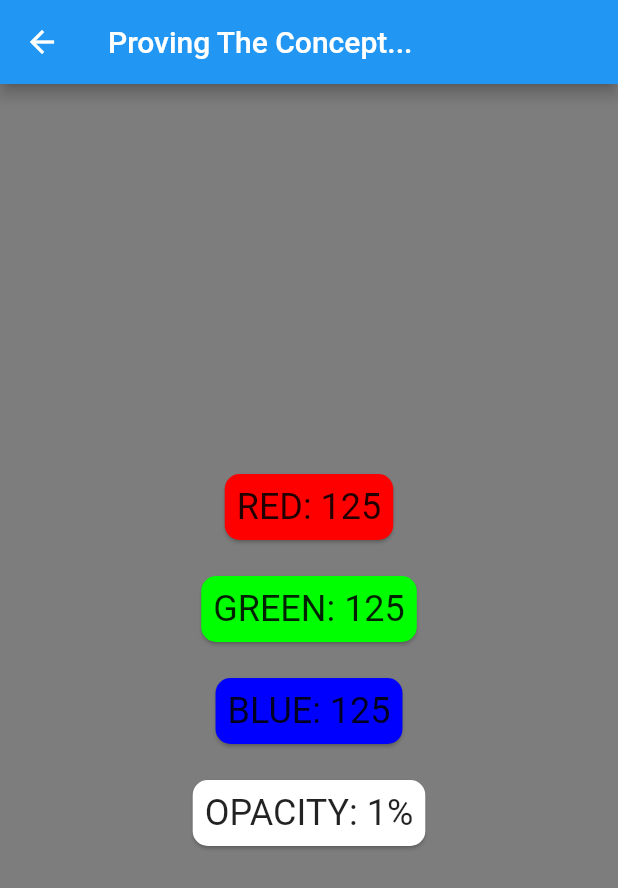
After one commit to Tezza27/colour_mixer, a Flutter app: the screen it shows after launch, after a tap on "Go To Proof", on a phone screen of 412 x 824 dp. The commit adds this screen. Shown: the top 888 px of the screen. Run offline on Flutter 3.47's test engine with Material 2 defaults, Android fonts, the phone set to English and light mode, and no system bars.

Commit message:
Added proof of concept view.

```diff
--- a/lib/main.dart
+++ b/lib/main.dart
@@ -1,4 +1,5 @@
 import 'package:colour_mixer/provider/colour.dart';
+import 'package:colour_mixer/views/proof.dart';
 import 'package:flutter/material.dart';
 import 'package:provider/provider.dart';
 
@@ -17,6 +18,9 @@ class MyApp extends StatelessWidget {
         primarySwatch: Colors.blue,
         visualDensity: VisualDensity.adaptivePlatformDensity,
       ),
+      routes: {
+        Proof.routeName: (context) => Proof(),
+      },
       home: MyHomePage(title: 'Colour Mixer'),
     );
   }
@@ -255,6 +259,14 @@ class _MyHomePageState extends State<MyHomePage> {
                     ),
                   ),
                 ),
+                RaisedButton(
+                  color: Color.fromRGBO(
+                      255 - redValue, 255 - greenValue, 255 - blueValue, 1),
+                  child: Text("Go To Proof"),
+                  onPressed: () {
+                    Navigator.pushNamed(context, Proof.routeName);
+                  },
+                ),
               ],
             ),
           ),
--- /dev/null
+++ b/lib/views/proof.dart
@@ -0,0 +1,92 @@
+import 'package:colour_mixer/provider/colour.dart';
+import 'package:flutter/material.dart';
+import 'package:provider/provider.dart';
+
+class Proof extends StatelessWidget {
+  static const String routeName = '/proof';
+  @override
+  Widget build(BuildContext context) {
+    final colour = Provider.of<Colour>(context);
+    int redValue = colour.redValue;
+    int greenValue = colour.greenValue;
+    int blueValue = colour.blueValue;
+    double opacityValue = colour.opacityValue;
+    Color backgroundColour =
+        Color.fromRGBO(redValue, greenValue, blueValue, opacityValue);
+    return Scaffold(
+      appBar: AppBar(
+        title: Text("Proving The Concept..."),
+      ),
+      body: Container(
+        color: backgroundColour,
+        width: double.infinity,
+        child: Column(
+          mainAxisAlignment: MainAxisAlignment.center,
+          mainAxisSize: MainAxisSize.max,
+          children: <Widget>[
+            Padding(
+              padding: const EdgeInsets.all(8.0),
+              child: Card(
+                shape: RoundedRectangleBorder(
+                    borderRadius: BorderRadius.circular(10.0)),
+                color: Color.fromRGBO(255, 0, 0, 1.0),
+                child: Padding(
+                  padding: const EdgeInsets.all(8.0),
+                  child: Text(
+                    "RED: $redValue",
+                    style: TextStyle(fontSize: 24.0),
+                  ),
+                ),
+              ),
+            ),
+            Padding(
+              padding: const EdgeInsets.all(8.0),
+              child: Card(
+                shape: RoundedRectangleBorder(
+                    borderRadius: BorderRadius.circular(10.0)),
+                color: Color.fromRGBO(0, 255, 0, 1.0),
+                child: Padding(
+                  padding: const EdgeInsets.all(8.0),
+                  child: Text(
+                    "GREEN: $greenValue",
+                    style: TextStyle(fontSize: 24.0),
+                  ),
+                ),
+              ),
+            ),
+            Padding(
+              padding: const EdgeInsets.all(8.0),
+              child: Card(
+                shape: RoundedRectangleBorder(
+                    borderRadius: BorderRadius.circular(10.0)),
+                color: Color.fromRGBO(0, 0, 255, 1.0),
+                child: Padding(
+                  padding: const EdgeInsets.all(8.0),
+                  child: Text(
+                    "BLUE: $blueValue",
+                    style: TextStyle(fontSize: 24.0),
+                  ),
+                ),
+              ),
+            ),
+            Padding(
+              padding: const EdgeInsets.all(8.0),
+              child: Card(
+                shape: RoundedRectangleBorder(
+                    borderRadius: BorderRadius.circular(10.0)),
+                color: Color.fromRGBO(255, 255, 255, 1.0),
+                child: Padding(
+                  padding: const EdgeInsets.all(8.0),
+                  child: Text(
+                    "OPACITY: ${opacityValue.toInt()}%",
+                    style: TextStyle(fontSize: 24.0),
+                  ),
+                ),
+              ),
+            ),
+          ],
+        ),
+      ),
+    );
+  }
+}
```
